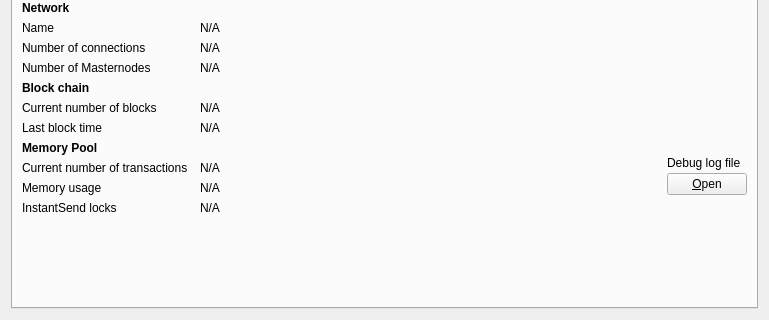
toycor/cosanta-core, file src/qt/forms/debugwindow.ui: the form before one commit; both pictures show x 0 to 769 and y 165 to 485 of the 769 by 485 pixel window.
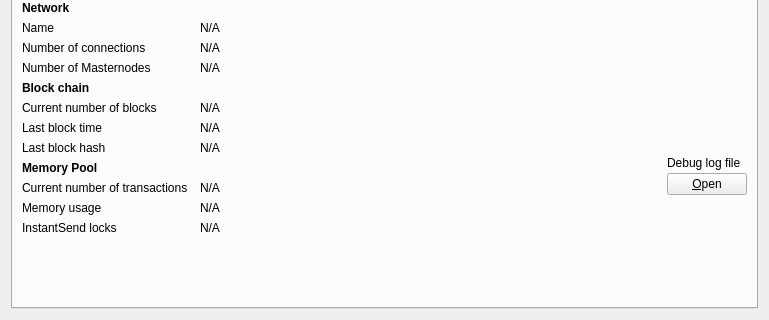
The form after the commit. Icons and pictures are not drawn. Custom widgets are drawn as their Qt base class.

Commit message:
QT: add last block hash to debug ui (#3672)
* [QT] Add last block hash to debug ui

Trivial addition to display last block hash next to last block time

* [QT] Make last block hash selectable

... and linter happy

Switch QMetaObject to get last hash from pIndex instead of clientmodel

* [Trivial] Fix trailing whitespaces

The edit to the form file:
```diff
--- a/src/qt/forms/debugwindow.ui
+++ b/src/qt/forms/debugwindow.ui
@@ -306,6 +306,29 @@
         </widget>
        </item>
        <item row="13" column="0">
+        <widget class="QLabel" name="lastBlockHashLabel">
+         <property name="text">
+          <string>Last block hash</string>
+         </property>
+        </widget>
+       </item>
+       <item row="13" column="1">
+        <widget class="QLabel" name="lastBlockHash">
+         <property name="cursor">
+          <cursorShape>IBeamCursor</cursorShape>
+         </property>
+         <property name="text">
+          <string>N/A</string>
+         </property>
+         <property name="textFormat">
+          <enum>Qt::PlainText</enum>
+         </property>
+         <property name="textInteractionFlags">
+          <set>Qt::LinksAccessibleByMouse|Qt::TextSelectableByKeyboard|Qt::TextSelectableByMouse</set>
+         </property>
+        </widget>
+       </item>
+       <item row="14" column="0">
         <widget class="QLabel" name="labelMempoolTitle">
          <property name="font">
           <font>
@@ -318,14 +341,14 @@
          </property>
         </widget>
        </item>
-       <item row="14" column="0">
+       <item row="15" column="0">
         <widget class="QLabel" name="labelNumberOfTransactions">
          <property name="text">
           <string>Current number of transactions</string>
          </property>
         </widget>
        </item>
-       <item row="14" column="1">
+       <item row="15" column="1">
         <widget class="QLabel" name="mempoolNumberTxs">
          <property name="cursor">
           <cursorShape>IBeamCursor</cursorShape>
@@ -341,14 +364,14 @@
          </property>
         </widget>
        </item>
-       <item row="15" column="0">
+       <item row="16" column="0">
         <widget class="QLabel" name="labelMemoryUsage">
          <property name="text">
           <string>Memory usage</string>
          </property>
         </widget>
        </item>
-       <item row="15" column="1">
+       <item row="16" column="1">
         <widget class="QLabel" name="mempoolSize">
          <property name="cursor">
           <cursorShape>IBeamCursor</cursorShape>
@@ -404,7 +427,7 @@
          </item>
         </layout>
        </item>
-       <item row="17" column="0">
+       <item row="18" column="0">
         <spacer name="verticalSpacer">
          <property name="orientation">
           <enum>Qt::Vertical</enum>
@@ -417,14 +440,14 @@
          </property>
         </spacer>
        </item>
-       <item row="16" column="0">
+       <item row="17" column="0">
         <widget class="QLabel" name="labelInstantSendLockCount">
          <property name="text">
           <string>InstantSend locks</string>
          </property>
         </widget>
        </item>
-       <item row="16" column="1">
+       <item row="17" column="1">
         <widget class="QLabel" name="instantSendLockCount">
          <property name="cursor">
           <cursorShape>IBeamCursor</cursorShape>
```
The commit also changes 4 other files.
